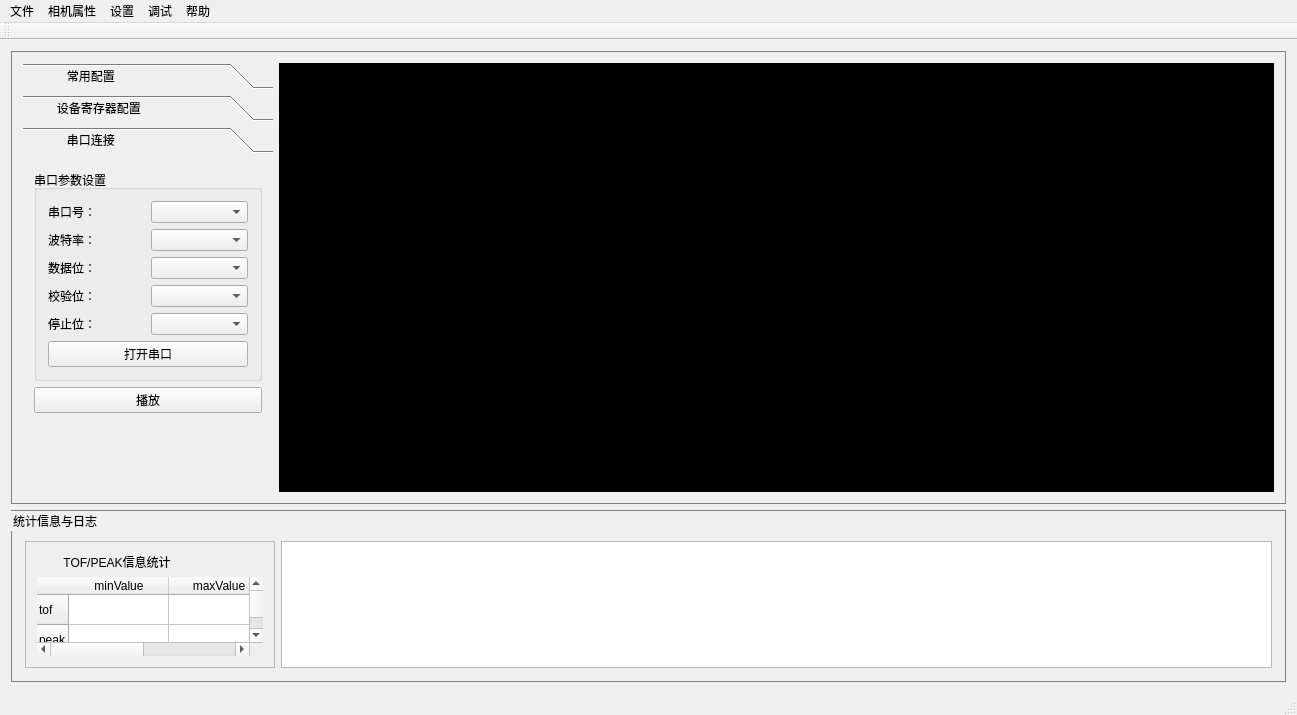
The window that mainwindow.ui (heathen557/linearArrayUSB) describes before a commit, drawn with Qt 5.
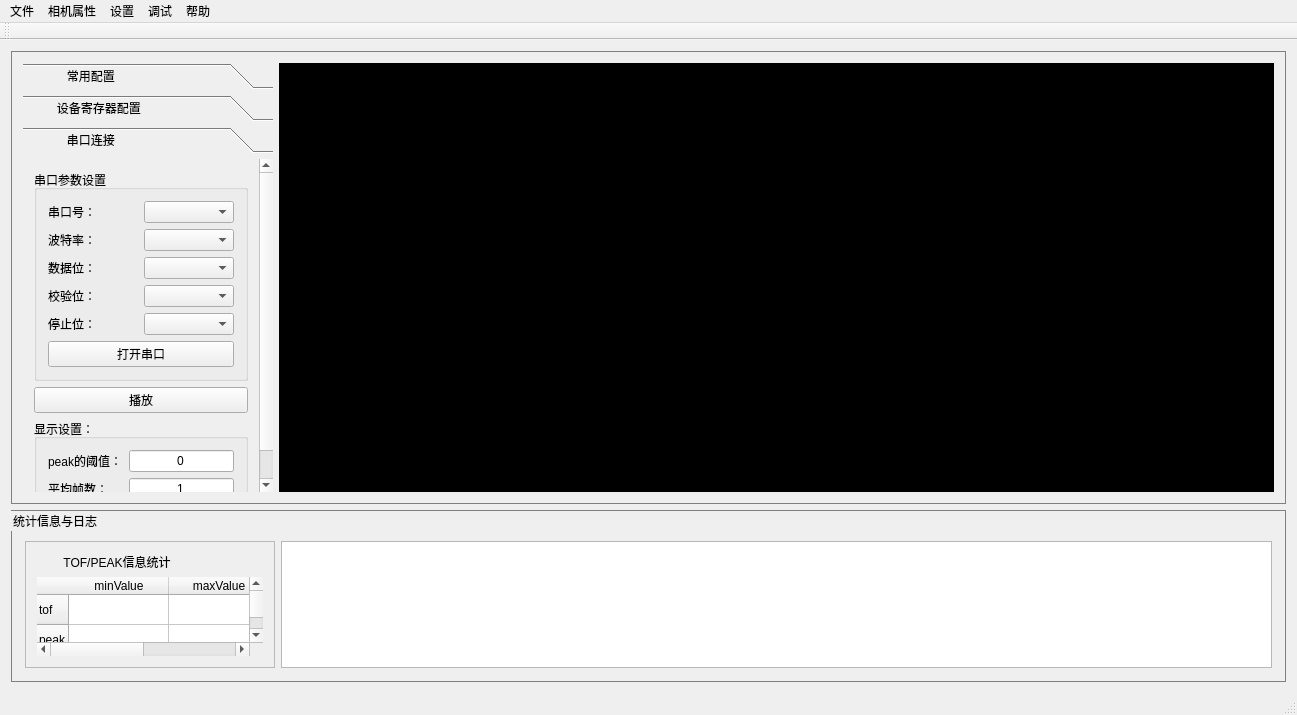
The same window after the commit. The open tabs and pages were chosen to show the change. Icons and pictures are not drawn. Custom widgets are drawn as their Qt base class.

Patch:
```diff
--- a/mainwindow.ui
+++ b/mainwindow.ui
@@ -362,27 +362,14 @@
            <rect>
             <x>0</x>
             <y>0</y>
-            <width>250</width>
-            <height>358</height>
+            <width>236</width>
+            <height>362</height>
            </rect>
           </property>
           <attribute name="label">
            <string>            串口连接</string>
           </attribute>
-          <layout class="QGridLayout" name="gridLayout_7">
-           <item row="2" column="0">
-            <spacer name="verticalSpacer_2">
-             <property name="orientation">
-              <enum>Qt::Vertical</enum>
-             </property>
-             <property name="sizeHint" stdset="0">
-              <size>
-               <width>20</width>
-               <height>158</height>
-              </size>
-             </property>
-            </spacer>
-           </item>
+          <layout class="QGridLayout" name="gridLayout_10">
            <item row="0" column="0">
             <widget class="QGroupBox" name="gbox1">
              <property name="title">
@@ -479,6 +466,66 @@
              </property>
             </widget>
            </item>
+           <item row="2" column="0">
+            <widget class="QGroupBox" name="groupBox">
+             <property name="title">
+              <string>显示设置：</string>
+             </property>
+             <layout class="QGridLayout" name="gridLayout_7">
+              <item row="0" column="0">
+               <layout class="QFormLayout" name="formLayout">
+                <item row="0" column="0">
+                 <widget class="QLabel" name="label_10">
+                  <property name="text">
+                   <string>peak的阈值：</string>
+                  </property>
+                 </widget>
+                </item>
+                <item row="0" column="1">
+                 <widget class="QLineEdit" name="peakOffset_lineEdit">
+                  <property name="text">
+                   <string>0</string>
+                  </property>
+                  <property name="alignment">
+                   <set>Qt::AlignCenter</set>
+                  </property>
+                 </widget>
+                </item>
+                <item row="1" column="0">
+                 <widget class="QLabel" name="label_12">
+                  <property name="text">
+                   <string>平均帧数：</string>
+                  </property>
+                 </widget>
+                </item>
+                <item row="1" column="1">
+                 <widget class="QLineEdit" name="slideFrameNum_lineEdit">
+                  <property name="text">
+                   <string>1</string>
+                  </property>
+                  <property name="alignment">
+                   <set>Qt::AlignCenter</set>
+                  </property>
+                 </widget>
+                </item>
+               </layout>
+              </item>
+             </layout>
+            </widget>
+           </item>
+           <item row="3" column="0">
+            <spacer name="verticalSpacer_2">
+             <property name="orientation">
+              <enum>Qt::Vertical</enum>
+             </property>
+             <property name="sizeHint" stdset="0">
+              <size>
+               <width>20</width>
+               <height>158</height>
+              </size>
+             </property>
+            </spacer>
+           </item>
           </layout>
          </widget>
         </widget>
```
Left out of the diff: 10 changed lines with no effect on the pictures.
